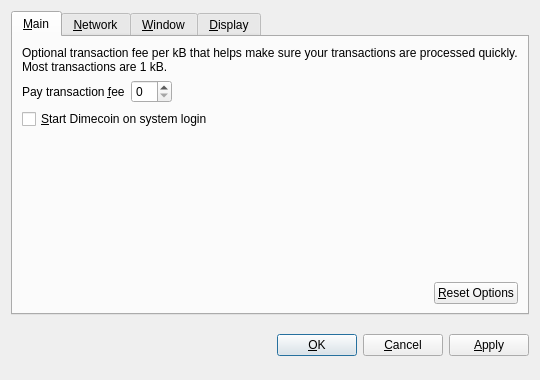
Old version of the form src/qt/forms/optionsdialog.ui in the repository dime-coin/dimecoin.
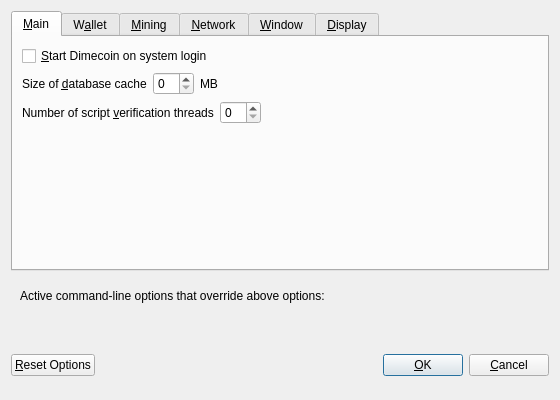
New version of the form. The open tabs and pages were chosen to show the change. Custom widgets are drawn as their Qt base class.

Patch:
```diff
--- a/src/qt/forms/optionsdialog.ui
+++ b/src/qt/forms/optionsdialog.ui
@@ -6,8 +6,8 @@
    <rect>
     <x>0</x>
     <y>0</y>
-    <width>540</width>
-    <height>380</height>
+    <width>560</width>
+    <height>400</height>
    </rect>
   </property>
   <property name="windowTitle">
@@ -19,9 +19,6 @@
   <layout class="QVBoxLayout" name="verticalLayout">
    <item>
     <widget class="QTabWidget" name="tabWidget">
-     <property name="tabPosition">
-      <enum>QTabWidget::North</enum>
-     </property>
      <property name="currentIndex">
       <number>3</number>
      </property>
@@ -30,52 +27,6 @@
        <string>&amp;Main</string>
       </attribute>
       <layout class="QVBoxLayout" name="verticalLayout_Main">
-       <item>
-        <widget class="QLabel" name="transactionFeeInfoLabel">
-         <property name="text">
-          <string>Optional transaction fee per kB that helps make sure your transactions are processed quickly. Most transactions are 1 kB.</string>
-         </property>
-         <property name="textFormat">
-          <enum>Qt::PlainText</enum>
-         </property>
-         <property name="wordWrap">
-          <bool>true</bool>
-         </property>
-        </widget>
-       </item>
-       <item>
-        <layout class="QHBoxLayout" name="horizontalLayout_1_Main">
-         <item>
-          <widget class="QLabel" name="transactionFeeLabel">
-           <property name="text">
-            <string>Pay transaction &amp;fee</string>
-           </property>
-           <property name="textFormat">
-            <enum>Qt::PlainText</enum>
-           </property>
-           <property name="buddy">
-            <cstring>transactionFee</cstring>
-           </property>
-          </widget>
-         </item>
-         <item>
-          <widget class="BitcoinAmountField" name="transactionFee"/>
-         </item>
-         <item>
-          <spacer name="horizontalSpacer_1_Main">
-           <property name="orientation">
-            <enum>Qt::Horizontal</enum>
-           </property>
-           <property name="sizeHint" stdset="0">
-            <size>
-             <width>40</width>
-             <height>20</height>
-            </size>
-           </property>
-          </spacer>
-         </item>
-        </layout>
-       </item>
        <item>
         <widget class="QCheckBox" name="bitcoinAtStartup">
          <property name="toolTip">
@@ -86,21 +37,34 @@
          </property>
         </widget>
        </item>
-       <item>
-        <spacer name="verticalSpacer_Main">
-         <property name="orientation">
-          <enum>Qt::Vertical</enum>
-         </property>
-         <property name="sizeHint" stdset="0">
-          <size>
-           <width>20</width>
-           <height>40</height>
-          </size>
-         </property>
-        </spacer>
-       </item>
        <item>
         <layout class="QHBoxLayout" name="horizontalLayout_2_Main">
+         <item>
+          <widget class="QLabel" name="databaseCacheLabel">
+           <property name="text">
+            <string>Size of &amp;database cache</string>
+           </property>
+           <property name="textFormat">
+            <enum>Qt::PlainText</enum>
+           </property>
+           <property name="buddy">
+            <cstring>databaseCache</cstring>
+           </property>
+          </widget>
+         </item>
+         <item>
+          <widget class="QSpinBox" name="databaseCache"/>
+         </item>
+         <item>
+          <widget class="QLabel" name="databaseCacheUnitLabel">
+           <property name="text">
+            <string>MB</string>
+           </property>
+           <property name="textFormat">
+            <enum>Qt::PlainText</enum>
+           </property>
+          </widget>
+         </item>
          <item>
           <spacer name="horizontalSpacer_2_Main">
            <property name="orientation">
@@ -114,16 +78,123 @@
            </property>
           </spacer>
          </item>
+        </layout>
+       </item>
+       <item>
+        <layout class="QHBoxLayout" name="horizontalLayout_3_Main">
          <item>
-          <widget class="QPushButton" name="resetButton">
+          <widget class="QLabel" name="threadsScriptVerifLabel">
+           <property name="text">
+            <string>Number of script &amp;verification threads</string>
+           </property>
+           <property name="textFormat">
+            <enum>Qt::PlainText</enum>
+           </property>
+           <property name="buddy">
+            <cstring>threadsScriptVerif</cstring>
+           </property>
+          </widget>
+         </item>
+         <item>
+          <widget class="QSpinBox" name="threadsScriptVerif">
            <property name="toolTip">
             <string>Reset all client options to default.</string>
            </property>
+          </widget>
+         </item>
+         <item>
+          <spacer name="horizontalSpacer_3_Main">
+           <property name="orientation">
+            <enum>Qt::Horizontal</enum>
+           </property>
+           <property name="sizeHint" stdset="0">
+            <size>
+             <width>40</width>
+             <height>20</height>
+            </size>
+           </property>
+          </spacer>
+         </item>
+        </layout>
+       </item>
+       <item>
+        <spacer name="verticalSpacer_Main">
+         <property name="orientation">
+          <enum>Qt::Vertical</enum>
+         </property>
+         <property name="sizeHint" stdset="0">
+          <size>
+           <width>20</width>
+           <height>40</height>
+          </size>
+         </property>
+        </spacer>
+       </item>
+      </layout>
+     </widget>
+     <widget class="QWidget" name="tabWallet">
+      <attribute name="title">
+       <string>W&amp;allet</string>
+      </attribute>
+      <layout class="QVBoxLayout" name="verticalLayout_Wallet">
+       <item>
+        <widget class="QGroupBox" name="groupBox">
+         <property name="title">
+          <string>Expert</string>
+         </property>
+         <layout class="QVBoxLayout" name="verticalLayout_2">
+          <item>
+           <widget class="QCheckBox" name="coinControlFeatures">
+            <property name="toolTip">
+             <string>Whether to show coin control features or not.</string>
+            </property>
+            <property name="text">
+             <string>Enable coin &amp;control features</string>
+            </property>
+           </widget>
+          </item>
+          <item>
+           <widget class="QCheckBox" name="spendZeroConfChange">
+            <property name="toolTip">
+             <string>If you disable the spending of unconfirmed change, the change from a transaction cannot be used until that transaction has at least one confirmation. This also affects how your balance is computed.</string>
+            </property>
+            <property name="text">
+             <string>&amp;Spend unconfirmed change</string>
+            </property>
+           </widget>
+          </item>
+         </layout>
+        </widget>
+       </item>
+       <item>
+        <spacer name="verticalSpacer_Wallet">
+         <property name="orientation">
+          <enum>Qt::Vertical</enum>
+         </property>
+         <property name="sizeHint" stdset="0">
+          <size>
+           <width>20</width>
+           <height>40</height>
+          </size>
+         </property>
+        </spacer>
+       </item>
+      </layout>
+     </widget>
+     <widget class="QWidget" name="tabMining">
+      <attribute name="title">
+       <string>&amp;Mining</string>
+      </attribute>
+      <layout class="QVBoxLayout" name="verticalLayout_Mining">
+       <item>
+        <layout class="QHBoxLayout" name="horizontalLayout_2_Mining">
+         <item>
+          <widget class="QLabel" name="labelMiningProcLimit">
            <property name="text">
-            <string>&amp;Reset Options</string>
+            <string>&amp;Mining threads:</string>
            </property>
-           <property name="autoDefault">
-            <bool>false</bool>
+           <property name="textFormat">
+            <enum>Qt::PlainText</enum>
            </property>
           </widget>
          </item>
@@ -380,8 +451,67 @@
      </widget>
     </widget>
    </item>
+   <item>
+    <widget class="QFrame" name="frame">
+     <layout class="QVBoxLayout" name="verticalLayout_Bottom">
+      <item>
+       <layout class="QHBoxLayout" name="horizontalLayout_Bottom">
+        <item>
+         <widget class="QLabel" name="overriddenByCommandLineInfoLabel">
+          <property name="text">
+           <string>Active command-line options that override above options:</string>
+          </property>
+          <property name="textFormat">
+           <enum>Qt::PlainText</enum>
+          </property>
+         </widget>
+        </item>
+        <item>
+         <spacer name="horizontalSpacer_Bottom">
+          <property name="orientation">
+           <enum>Qt::Horizontal</enum>
+          </property>
+          <property name="sizeHint" stdset="0">
+           <size>
+            <width>40</width>
+            <height>20</height>
+           </size>
+          </property>
+         </spacer>
+        </item>
+       </layout>
+      </item>
+      <item>
+       <widget class="QLabel" name="overriddenByCommandLineLabel">
+        <property name="text">
+         <string/>
+        </property>
+        <property name="textFormat">
+         <enum>Qt::PlainText</enum>
+        </property>
+        <property name="wordWrap">
+         <bool>true</bool>
+        </property>
+       </widget>
+      </item>
+     </layout>
+    </widget>
+   </item>
    <item>
     <layout class="QHBoxLayout" name="horizontalLayout_Buttons">
+     <item>
+      <widget class="QPushButton" name="resetButton">
+       <property name="toolTip">
+        <string>Reset all client options to default.</string>
+       </property>
+       <property name="text">
+        <string>&amp;Reset Options</string>
+       </property>
+       <property name="autoDefault">
+        <bool>false</bool>
+       </property>
+      </widget>
+     </item>
      <item>
       <spacer name="horizontalSpacer_1">
        <property name="orientation">
@@ -397,6 +527,12 @@
      </item>
      <item>
       <widget class="QLabel" name="statusLabel">
+       <property name="minimumSize">
+        <size>
+         <width>200</width>
+         <height>0</height>
+        </size>
+       </property>
        <property name="font">
         <font>
          <weight>75</weight>
@@ -432,6 +568,12 @@
        <property name="text">
         <string>&amp;OK</string>
        </property>
+       <property name="autoDefault">
+        <bool>false</bool>
+       </property>
+       <property name="default">
+        <bool>true</bool>
+       </property>
       </widget>
      </item>
      <item>
@@ -444,36 +586,21 @@
        </property>
       </widget>
      </item>
-     <item>
-      <widget class="QPushButton" name="applyButton">
-       <property name="text">
-        <string>&amp;Apply</string>
-       </property>
-       <property name="autoDefault">
-        <bool>false</bool>
-       </property>
-      </widget>
-     </item>
     </layout>
    </item>
   </layout>
  </widget>
  <customwidgets>
-  <customwidget>
-   <class>BitcoinAmountField</class>
-   <extends>QSpinBox</extends>
-   <header>bitcoinamountfield.h</header>
-  </customwidget>
-  <customwidget>
-   <class>QValueComboBox</class>
-   <extends>QComboBox</extends>
-   <header>qvaluecombobox.h</header>
-  </customwidget>
   <customwidget>
    <class>QValidatedLineEdit</class>
    <extends>QLineEdit</extends>
    <header>qvalidatedlineedit.h</header>
   </customwidget>
+  <customwidget>
+   <class>QValueComboBox</class>
+   <extends>QComboBox</extends>
+   <header>qvaluecombobox.h</header>
+  </customwidget>
  </customwidgets>
  <resources/>
  <connections/>
```
Left out of the diff: 113 changed lines with no effect on the pictures.
